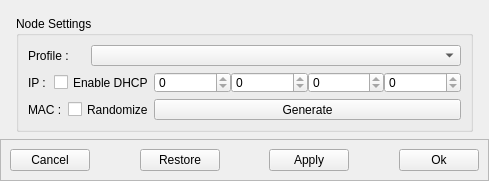
altf4/Nova, file NovaGUI/UI/nodePopup.ui: the form before one commit.
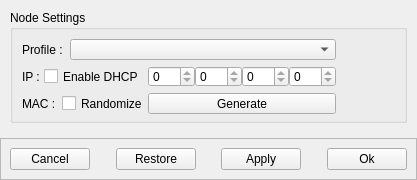
The form after the commit.

Commit message:
Qt: Fixes for nodePopup - Allow editing of nodes
Editing an exisiting node and some other functionality was broken when some of the honeyd configuration stuff was moved, the nodePopup  class should now work as intended.

Patch:
```diff
--- a/NovaGUI/UI/nodePopup.ui
+++ b/NovaGUI/UI/nodePopup.ui
@@ -9,8 +9,8 @@
    <rect>
     <x>0</x>
     <y>0</y>
-    <width>489</width>
-    <height>181</height>
+    <width>417</width>
+    <height>180</height>
    </rect>
   </property>
   <property name="windowTitle">
@@ -21,10 +21,13 @@
     <property name="margin">
      <number>0</number>
     </property>
+    <property name="spacing">
+     <number>0</number>
+    </property>
     <item row="3" column="0" colspan="3">
      <widget class="QFrame" name="bBox">
       <property name="sizePolicy">
-       <sizepolicy hsizetype="Preferred" vsizetype="Minimum">
+       <sizepolicy hsizetype="Expanding" vsizetype="Fixed">
         <horstretch>0</horstretch>
         <verstretch>0</verstretch>
        </sizepolicy>
@@ -117,7 +120,7 @@
       <property name="sizeHint" stdset="0">
        <size>
         <width>10</width>
-        <height>20</height>
+        <height>10</height>
        </size>
       </property>
      </spacer>
@@ -149,20 +152,7 @@
       <property name="sizeHint" stdset="0">
        <size>
         <width>10</width>
-        <height>20</height>
-       </size>
-      </property>
-     </spacer>
-    </item>
-    <item row="2" column="1">
-     <spacer name="nodeVSpacer">
-      <property name="orientation">
-       <enum>Qt::Vertical</enum>
-      </property>
-      <property name="sizeHint" stdset="0">
-       <size>
-        <width>20</width>
-        <height>0</height>
+        <height>10</height>
        </size>
       </property>
      </spacer>
@@ -170,7 +160,7 @@
     <item row="1" column="1">
      <widget class="QGroupBox" name="nodeGroupBox">
       <property name="sizePolicy">
-       <sizepolicy hsizetype="MinimumExpanding" vsizetype="MinimumExpanding">
+       <sizepolicy hsizetype="Expanding" vsizetype="Expanding">
         <horstretch>0</horstretch>
         <verstretch>0</verstretch>
        </sizepolicy>
@@ -179,32 +169,19 @@
        <string>Node Settings</string>
       </property>
       <layout class="QGridLayout" name="nodeGridLayout">
+       <property name="rightMargin">
+        <number>6</number>
+       </property>
+       <property name="bottomMargin">
+        <number>6</number>
+       </property>
        <property name="horizontalSpacing">
         <number>0</number>
        </property>
        <item row="0" column="0">
         <widget class="QLabel" name="profileLabel">
-         <property name="minimumSize">
-          <size>
-           <width>0</width>
-           <height>21</height>
-          </size>
-         </property>
-         <property name="maximumSize">
-          <size>
-           <width>16777215</width>
-           <height>21</height>
-          </size>
-         </property>
-         <property name="text">
-          <string>Profile :   </string>
-         </property>
-        </widget>
-       </item>
-       <item row="0" column="1" colspan="4">
-        <widget class="QComboBox" name="nodeProfileComboBox">
          <property name="sizePolicy">
-          <sizepolicy hsizetype="MinimumExpanding" vsizetype="Fixed">
+          <sizepolicy hsizetype="Fixed" vsizetype="Fixed">
            <horstretch>0</horstretch>
            <verstretch>0</verstretch>
           </sizepolicy>
@@ -221,8 +198,8 @@
            <height>21</height>
           </size>
          </property>
-         <property name="insertPolicy">
-          <enum>QComboBox::InsertAlphabetically</enum>
+         <property name="text">
+          <string>Profile :  </string>
          </property>
         </widget>
        </item>
@@ -233,6 +210,12 @@
          </property>
          <item>
           <widget class="QLabel" name="ipLabel">
+           <property name="sizePolicy">
+            <sizepolicy hsizetype="Fixed" vsizetype="Fixed">
+             <horstretch>0</horstretch>
+             <verstretch>0</verstretch>
+            </sizepolicy>
+           </property>
            <property name="minimumSize">
             <size>
              <width>0</width>
@@ -255,6 +238,12 @@
          </item>
          <item>
           <widget class="QCheckBox" name="isDHCP">
+           <property name="sizePolicy">
+            <sizepolicy hsizetype="Fixed" vsizetype="Fixed">
+             <horstretch>0</horstretch>
+             <verstretch>0</verstretch>
+            </sizepolicy>
+           </property>
            <property name="minimumSize">
             <size>
              <width>0</width>
@@ -272,21 +261,31 @@
            </property>
           </widget>
          </item>
+         <item>
+          <spacer name="IpCheckHSpacer">
+           <property name="orientation">
+            <enum>Qt::Horizontal</enum>
+           </property>
+           <property name="sizeType">
+            <enum>QSizePolicy::MinimumExpanding</enum>
+           </property>
+           <property name="sizeHint" stdset="0">
+            <size>
+             <width>0</width>
+             <height>20</height>
+            </size>
+           </property>
+          </spacer>
+         </item>
         </layout>
        </item>
-       <item row="1" column="3" colspan="2">
+       <item row="1" column="2" colspan="2">
         <layout class="QHBoxLayout" name="ipHBox">
          <property name="spacing">
           <number>0</number>
          </property>
          <item>
           <widget class="QSpinBox" name="ipSpinBox0">
-           <property name="sizePolicy">
-            <sizepolicy hsizetype="Minimum" vsizetype="Fixed">
-             <horstretch>0</horstretch>
-             <verstretch>0</verstretch>
-            </sizepolicy>
-           </property>
            <property name="minimumSize">
             <size>
              <width>0</width>
@@ -318,12 +317,6 @@
          </item>
          <item>
           <widget class="QSpinBox" name="ipSpinBox1">
-           <property name="sizePolicy">
-            <sizepolicy hsizetype="Minimum" vsizetype="Fixed">
-             <horstretch>0</horstretch>
-             <verstretch>0</verstretch>
-            </sizepolicy>
-           </property>
            <property name="minimumSize">
             <size>
              <width>0</width>
@@ -424,6 +417,12 @@
          </property>
          <item>
           <widget class="QLabel" name="macLabel">
+           <property name="sizePolicy">
+            <sizepolicy hsizetype="Fixed" vsizetype="Fixed">
+             <horstretch>0</horstretch>
+             <verstretch>0</verstretch>
+            </sizepolicy>
+           </property>
            <property name="minimumSize">
             <size>
              <width>0</width>
@@ -446,6 +445,12 @@
          </item>
          <item>
           <widget class="QCheckBox" name="isRandomMAC">
+           <property name="sizePolicy">
+            <sizepolicy hsizetype="Fixed" vsizetype="Fixed">
+             <horstretch>0</horstretch>
+             <verstretch>0</verstretch>
+            </sizepolicy>
+           </property>
            <property name="minimumSize">
             <size>
              <width>0</width>
@@ -463,46 +468,114 @@
            </property>
           </widget>
          </item>
+         <item>
+          <spacer name="MACCheckHSpacer">
+           <property name="orientation">
+            <enum>Qt::Horizontal</enum>
+           </property>
+           <property name="sizeType">
+            <enum>QSizePolicy::MinimumExpanding</enum>
+           </property>
+           <property name="sizeHint" stdset="0">
+            <size>
+             <width>0</width>
+             <height>20</height>
+            </size>
+           </property>
+          </spacer>
+         </item>
         </layout>
        </item>
-       <item row="2" column="3">
+       <item row="2" column="2" colspan="2">
         <layout class="QHBoxLayout" name="ethernetHBox">
          <property name="spacing">
           <number>0</number>
          </property>
+         <item>
+          <widget class="QPushButton" name="generateButton">
+           <property name="minimumSize">
+            <size>
+             <width>0</width>
+             <height>21</height>
+            </size>
+           </property>
+           <property name="maximumSize">
+            <size>
+             <width>16777215</width>
+             <height>21</height>
+            </size>
+           </property>
+           <property name="toolTip">
+            <string>Generates a MAC address currently unused by the Haystack using the Ethernet Vendor to determine the prefix.</string>
+           </property>
+           <property name="text">
+            <string>Generate</string>
+           </property>
+          </widget>
+         </item>
         </layout>
        </item>
-       <item row="2" column="4">
-        <widget class="QPushButton" name="generateButton">
-         <property name="sizePolicy">
-          <sizepolicy hsizetype="MinimumExpanding" vsizetype="Fixed">
-           <horstretch>0</horstretch>
-           <verstretch>0</verstretch>
-          </sizepolicy>
+       <item row="0" column="1" colspan="3">
+        <layout class="QHBoxLayout" name="profileHLayout">
+         <property name="spacing">
+          <number>0</number>
          </property>
-         <property name="minimumSize">
+         <item>
+          <widget class="QComboBox" name="nodeProfileComboBox">
+           <property name="minimumSize">
+            <size>
+             <width>0</width>
+             <height>21</height>
+            </size>
+           </property>
+           <property name="maximumSize">
+            <size>
+             <width>16777215</width>
+             <height>21</height>
+            </size>
+           </property>
+           <property name="insertPolicy">
+            <enum>QComboBox::InsertAlphabetically</enum>
+           </property>
+          </widget>
+         </item>
+        </layout>
+       </item>
+       <item row="0" column="4" rowspan="3">
+        <spacer name="NodeRightHSpacer">
+         <property name="orientation">
+          <enum>Qt::Horizontal</enum>
+         </property>
+         <property name="sizeType">
+          <enum>QSizePolicy::Expanding</enum>
+         </property>
+         <property name="sizeHint" stdset="0">
           <size>
            <width>0</width>
-           <height>21</height>
+           <height>20</height>
           </size>
          </property>
-         <property name="maximumSize">
-          <size>
-           <width>16777215</width>
-           <height>21</height>
-          </size>
-         </property>
-         <property name="toolTip">
-          <string>Generates a MAC address currently unused by the Haystack using the Ethernet Vendor to determine the prefix.</string>
-         </property>
-         <property name="text">
-          <string>Generate</string>
-         </property>
-        </widget>
+        </spacer>
        </item>
       </layout>
      </widget>
     </item>
+    <item row="2" column="1">
+     <spacer name="nodeVSpacer">
+      <property name="orientation">
+       <enum>Qt::Vertical</enum>
+      </property>
+      <property name="sizeType">
+       <enum>QSizePolicy::MinimumExpanding</enum>
+      </property>
+      <property name="sizeHint" stdset="0">
+       <size>
+        <width>20</width>
+        <height>6</height>
+       </size>
+      </property>
+     </spacer>
+    </item>
    </layout>
   </widget>
  </widget>
```
The commit also changes 3 other files.
